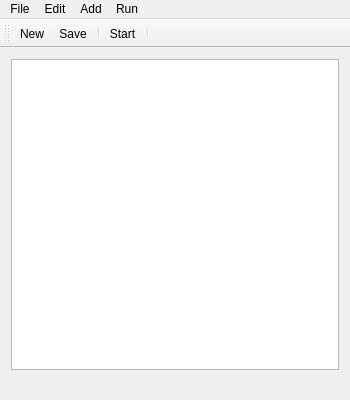
damr-/macro-creator, file mainwindow.ui: the form before one commit.
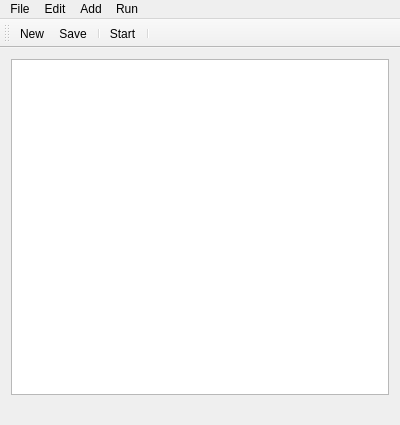
The form after the commit. Icons and pictures are not drawn.

```diff
--- a/mainwindow.ui
+++ b/mainwindow.ui
@@ -9,8 +9,8 @@
    <rect>
     <x>0</x>
     <y>0</y>
-    <width>350</width>
-    <height>400</height>
+    <width>400</width>
+    <height>425</height>
    </rect>
   </property>
   <property name="sizePolicy">
@@ -141,7 +141,7 @@
     <rect>
      <x>0</x>
      <y>0</y>
-     <width>350</width>
+     <width>400</width>
      <height>21</height>
     </rect>
    </property>
```
